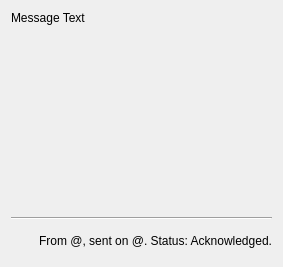
Qt form src/widgets/textchatwidgetitem.ui (blizzard4591/openMittsu) before a commit.
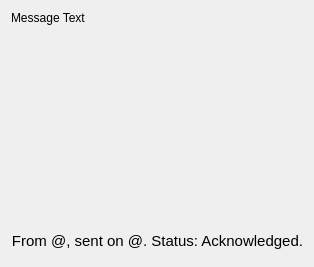
The same form after that commit.

Commit message: UI: Improved message UI, messages now have a background color and nicer UI overall (no line between message and info, smaller info-text, etc)

Patch:
```diff
--- a/src/widgets/textchatwidgetitem.ui
+++ b/src/widgets/textchatwidgetitem.ui
@@ -6,7 +6,7 @@
    <rect>
     <x>0</x>
     <y>0</y>
-    <width>283</width>
+    <width>285</width>
     <height>267</height>
    </rect>
   </property>
@@ -19,7 +19,16 @@
   <property name="windowTitle">
    <string>Form</string>
   </property>
+  <property name="autoFillBackground">
+   <bool>false</bool>
+  </property>
+  <property name="styleSheet">
+   <string notr="true"/>
+  </property>
   <layout class="QVBoxLayout" name="verticalLayout">
+   <property name="spacing">
+    <number>0</number>
+   </property>
    <item>
     <widget class="QLabel" name="lblMessageText">
      <property name="sizePolicy">
@@ -33,6 +42,9 @@
        <stylestrategy>PreferAntialias</stylestrategy>
       </font>
      </property>
+     <property name="styleSheet">
+      <string notr="true"/>
+     </property>
      <property name="text">
       <string notr="true">Message Text</string>
      </property>
@@ -50,13 +62,6 @@
      </property>
     </widget>
    </item>
-   <item>
-    <widget class="Line" name="line">
-     <property name="orientation">
-      <enum>Qt::Horizontal</enum>
-     </property>
-    </widget>
-   </item>
    <item>
     <widget class="QLabel" name="lblFromTime">
      <property name="sizePolicy">
@@ -73,6 +78,7 @@
      </property>
      <property name="font">
       <font>
+       <pointsize>11</pointsize>
        <stylestrategy>PreferAntialias</stylestrategy>
       </font>
      </property>
```
The commit also changes 3 other files.
